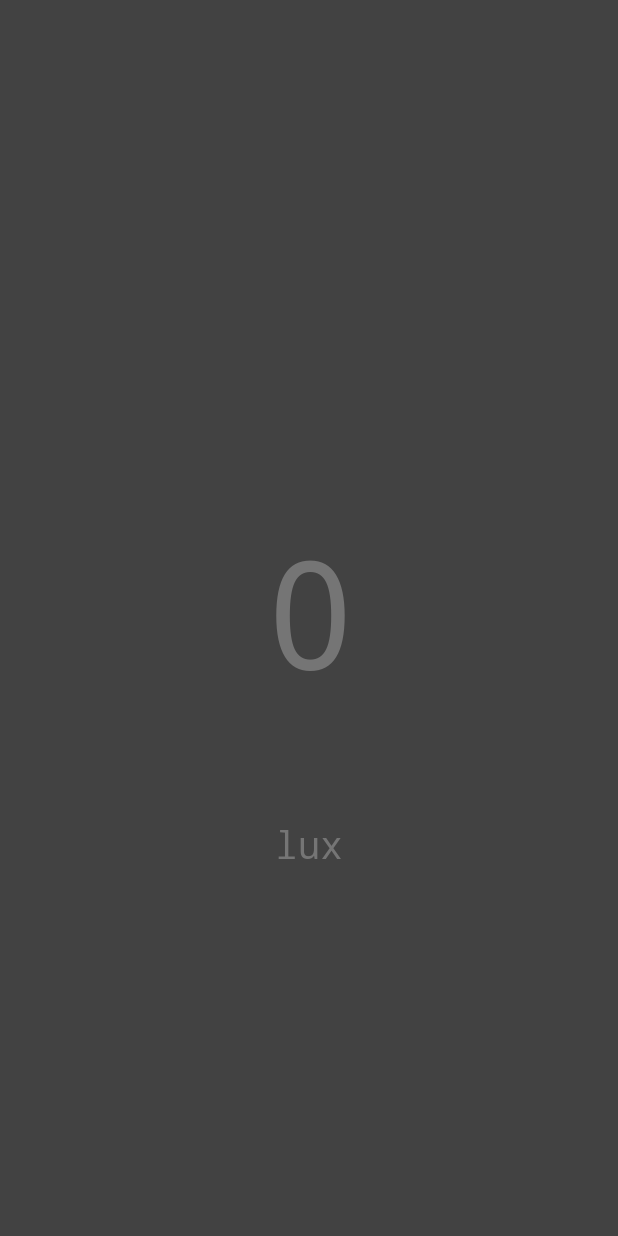
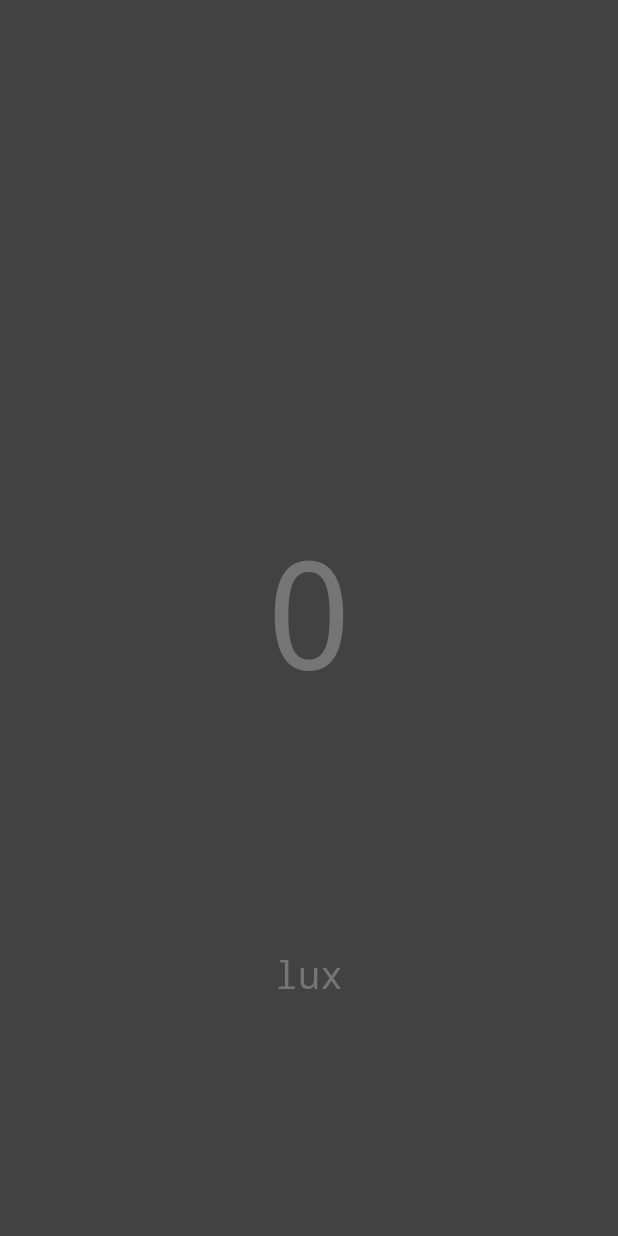
Before and after one commit to swift-kim/lightmeter, a Flutter app: the screen it shows after launch, on a phone screen of 412 x 824 dp. Run offline on Flutter 3.47's test engine with Material 2 defaults, Android fonts, the phone set to English and light mode, and no system bars; our stand-ins replace sensors, wakelock.

Commit message:
Clean up

```diff
--- a/lib/main.dart
+++ b/lib/main.dart
@@ -47,7 +47,6 @@ class _MainPageState extends State<MainPage> {
         setState(() => _useFootcandle = !_useFootcandle);
       },
       child: Stack(
-        alignment: Alignment(0, 0),
         children: <Widget>[
           Column(
             children: <Widget>[
@@ -61,12 +60,12 @@ class _MainPageState extends State<MainPage> {
               ),
             ],
           ),
-          Text(
+          Center(
+            child: Text(
               _useFootcandle
                   ? (_luxValue / 10.764).toStringAsFixed(1)
                   : _luxValue.toString(),
               maxLines: 1,
-            textAlign: TextAlign.center,
               style: TextStyle(
                 fontSize: 100,
                 fontWeight: FontWeight.w300,
@@ -75,11 +74,9 @@ class _MainPageState extends State<MainPage> {
                 letterSpacing: -2.0,
               ),
             ),
-          Column(
-            children: <Widget>[
-              Expanded(flex: 2, child: Container()),
-              Expanded(
-                flex: 1,
+          ),
+          Align(
+            alignment: Alignment(0, 0.6),
             child: Text(
               _useFootcandle ? 'fc' : 'lux',
               style: TextStyle(
@@ -92,8 +89,6 @@ class _MainPageState extends State<MainPage> {
           ),
         ],
       ),
-        ],
-      ),
     );
   }
 }
```
Also changed, not shown: pubspec.yaml (+5 -7 lines), 1 other file. Lines whose indentation alone changed are shown as unchanged.
